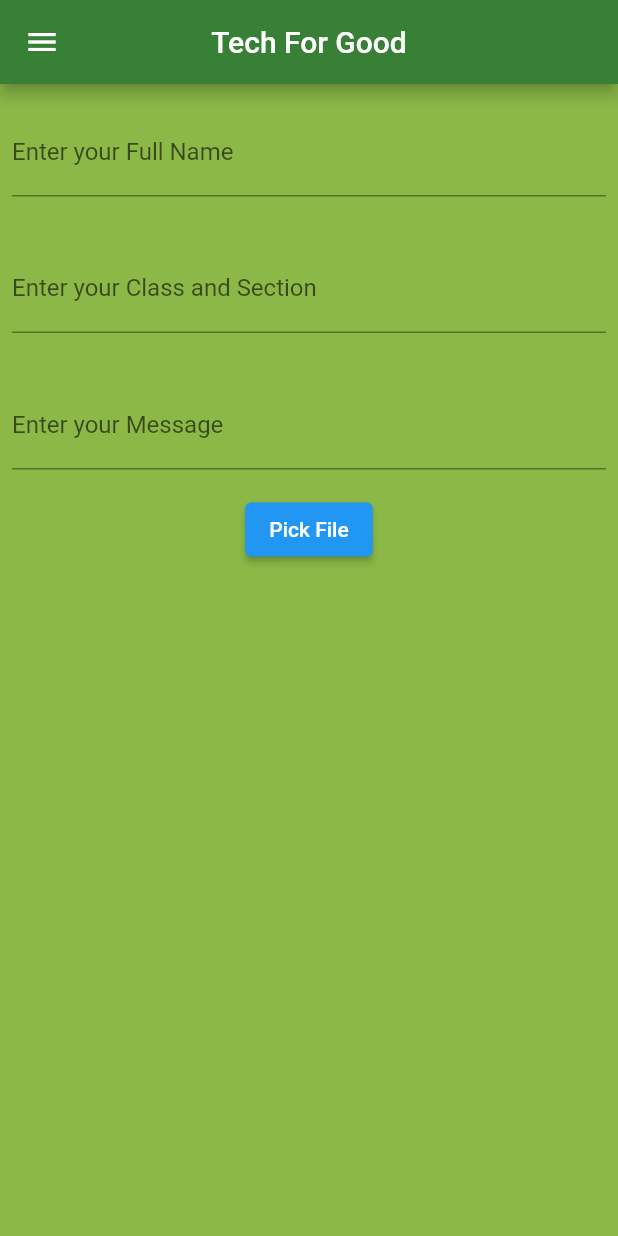
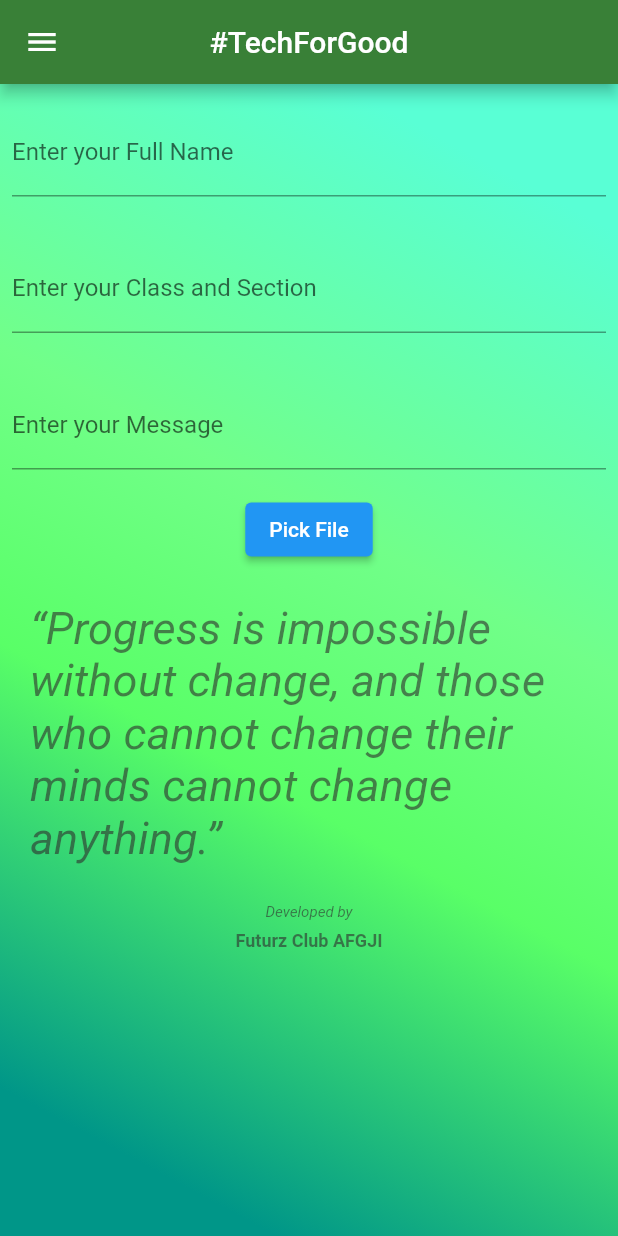
Before and after one commit to cyph3r-exe/Project-Capybara, a Flutter app: the screen it shows after launch, on a phone screen of 412 x 824 dp. Run offline on Flutter 3.47's test engine with Material 2 defaults, Android fonts, the phone set to English and light mode, and no system bars; our stand-ins replace file_picker.

Commit message:
remove ios support + sidebar changes

```diff
--- a/lib/main.dart
+++ b/lib/main.dart
@@ -14,8 +14,11 @@ class MyApp extends StatelessWidget {
 
   @override
   Widget build(BuildContext context) {
-    const appTitle = 'Tech For Good';
-    Colors.amberAccent;
+    const appTitle = '#TechForGood';
+    const TextStyle(
+      fontStyle: FontStyle.italic,
+      fontSize: 24,
+    );
 
     return MaterialApp(
       title: appTitle,
@@ -43,45 +46,73 @@ class NavigationDrawer extends StatelessWidget {
             crossAxisAlignment: CrossAxisAlignment.stretch,
             children: <Widget>[
               buildHeader(context),
-              buildMenuItems(context,)
+              buildMenuItems(
+                context,
+              )
             ],
           ),
         ),
       );
 }
+
 Widget buildHeader(BuildContext context) => Container(
-  color: const Color.fromARGB(255, 139, 184, 71),
+      color: const Color.fromARGB(224, 92, 206, 140),
       padding: EdgeInsets.only(
         top: MediaQuery.of(context).padding.top,
       ),
       child: Column(
         children: const [
           CircleAvatar(
-        radius: 52,
+            radius: 50,
             backgroundImage: NetworkImage(
-          'https://media.discordapp.net/attachments/758708402938576897/998587392468463697/zenith_logo_without_bg.png'
+                'https://media.discordapp.net/attachments/758708402938576897/998587392468463697/zenith_logo_without_bg.png'),
           ),
+          SizedBox(
+            height: 12,
           ),
-      SizedBox(height: 12,),
           Text(
             'Futurz Club',
-        style: TextStyle(fontSize: 28, color: Colors.white70),
+            style: TextStyle(
+                fontSize: 28,
+                color: Color.fromARGB(255, 255, 255, 255),
+                fontWeight: FontWeight.bold),
           ),
           Text(
             'futurz.afgji@gmail.com',
-        style: TextStyle(fontSize: 16, color: Colors.white24),
+            style: TextStyle(fontSize: 16, color: Colors.white70),
           )
         ],
       ),
     );
 
-Widget buildMenuItems(BuildContext context) => Column(
+Widget buildMenuItems(BuildContext context) => Container(
+      color: Colors.white,
+      padding: const EdgeInsets.all(10),
+      child: Column(
         children: [
-        ListTile(
-          title: const Text(''),
-          onTap: () {},
+          Text(
+            'Lorem ipsum dolor sit amet, consectetur adipiscing elit, sed do eiusmod tempor incididunt ut labore et dolore magna aliqua. Ut enim ad minim veniam, quis nostrud exercitation ullamco laboris nisi ut aliquip ex ea commodo consequat.',
+            textAlign: TextAlign.center,
+            style: TextStyle(
+                fontFamily: 'Arial',
+                fontStyle: FontStyle.italic,
+                fontSize: 20,
+                color: Colors.black.withOpacity(0.6)),
           ),
+          Container(
+            child: Column(
+              children: const [
+                CircleAvatar(
+                  backgroundColor: Colors.white,
+                  radius: 150,
+                  backgroundImage: NetworkImage(
+                      'https://media.discordapp.net/attachments/758708402938576897/998628585453666404/Futurz_Initiative_Without_BG.png?width=499&height=499'),
+                )
               ],
+            ),
+          )
+        ],
+      ),
     );
 
 class MyCustomForm extends StatelessWidget {
@@ -89,8 +120,28 @@ class MyCustomForm extends StatelessWidget {
 
   @override
   Widget build(BuildContext context) {
-    return Column(
-      children: <Widget>[
+    return Container(
+      decoration: const BoxDecoration(
+            gradient: LinearGradient(
+              begin: Alignment.topRight,
+              end: Alignment.bottomLeft,
+              stops: [
+                0.1,
+                0.4,
+                0.6,
+                0.9,
+              ],
+              colors: [
+                Color.fromARGB(255, 89, 255, 213),
+                Color.fromARGB(255, 113, 255, 137),
+                Color.fromARGB(255, 89, 255, 103),
+                Colors.teal,
+              ],
+            )
+          ),
+      child: Column(
+        children: [
+
         Padding(
           padding: const EdgeInsets.symmetric(horizontal: 8, vertical: 16),
           child: TextFormField(
@@ -121,6 +172,7 @@ class MyCustomForm extends StatelessWidget {
             controller: myController3,
           ),
         ),
+
         ElevatedButton(
           onPressed: () async {
             final result = await FilePicker.platform.pickFiles();
@@ -137,7 +189,44 @@ class MyCustomForm extends StatelessWidget {
           },
           child: const Text(insideText),
         ),
+        const Padding(
+          padding: EdgeInsets.symmetric(horizontal: 20, vertical: 24),
+          child: Text('“Progress is impossible without change, and those who cannot change their minds cannot change anything.”',
+          textAlign: TextAlign.start,
+        style: TextStyle(
+          fontSize: 30,
+          fontFamily: 'Roboto',
+          fontStyle: FontStyle.italic,
+          color: Color.fromARGB(153, 46, 44, 44)
+          ),
+        ),
+      ),
+      const Padding(
+          padding: EdgeInsets.symmetric(horizontal: 0, vertical: 2),
+          child: Text('Developed by',
+          textAlign: TextAlign.start,
+        style: TextStyle(
+          fontSize: 10,
+          fontFamily: 'Roboto',
+          fontStyle: FontStyle.italic,
+          color: Color.fromARGB(153, 46, 44, 44)
+          ),
+        ),
+      ),
+      const Padding(
+          padding: EdgeInsets.symmetric(horizontal: 2, vertical: 4),
+          child: Text('Futurz Club AFGJI',
+          textAlign: TextAlign.start,
+          style: TextStyle(
+          fontSize: 12,
+          fontFamily: 'Roboto',
+          fontWeight: FontWeight.bold,
+          color: Color.fromARGB(153, 46, 44, 44)
+          ),
+        ),
+      ),
       ],
+      ),
     );
   }
 }
```
Also changed, not shown: 38 other files. Lines whose indentation alone changed are shown as unchanged.
